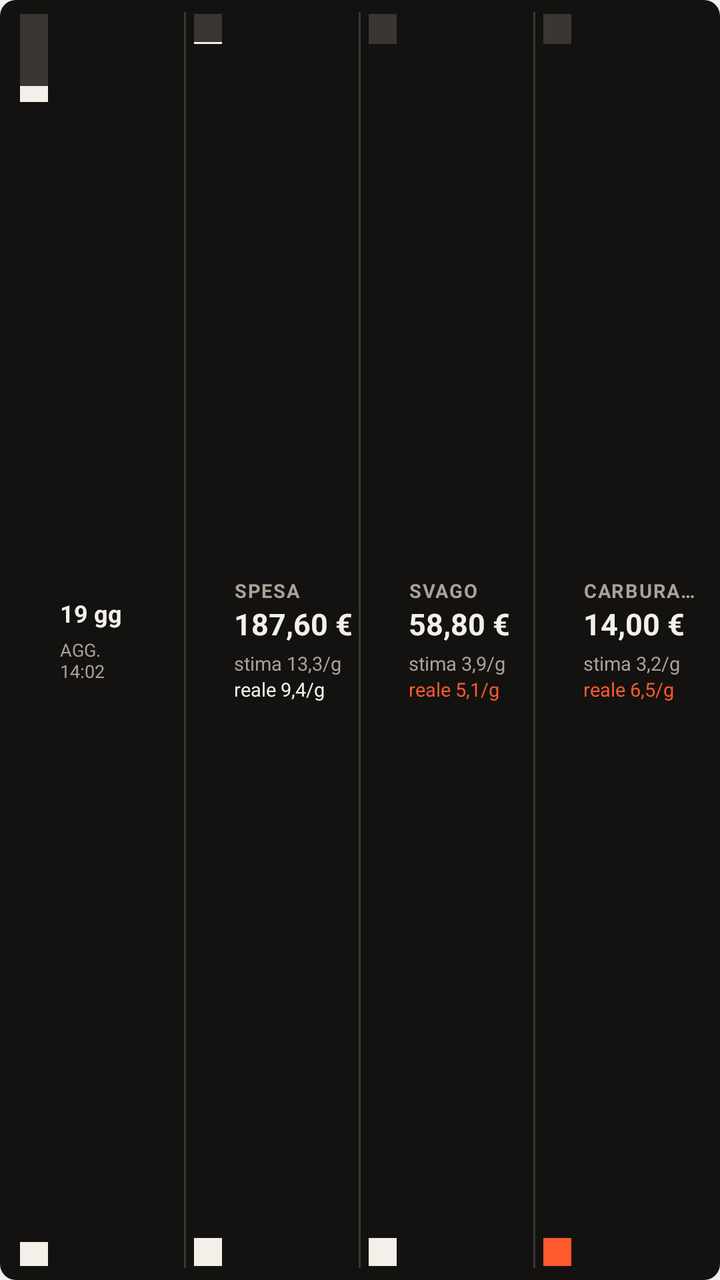
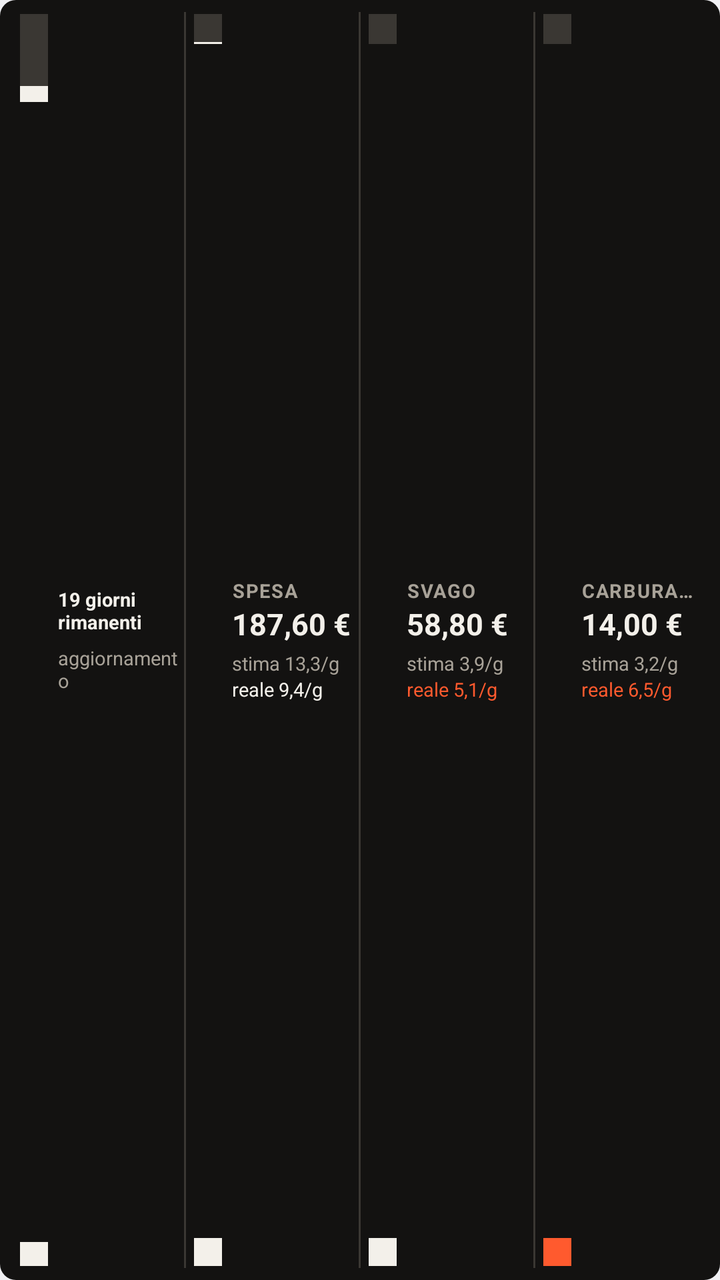

Before-and-after screenshots of an Android layout around one commit, followed by the original layout XML and the change that was made.
<!-- AndroidManifest.xml: application theme AppTheme -->
<!-- res/layout/widget_mybank_preview.xml -->
<?xml version="1.0" encoding="utf-8"?>
<LinearLayout xmlns:android="http://schemas.android.com/apk/res/android"
    android:layout_width="match_parent"
    android:layout_height="match_parent"
    android:orientation="horizontal"
    android:gravity="center_vertical"
    android:paddingLeft="6dp"
    android:paddingRight="6dp"
    android:background="@drawable/widget_bg">
    <LinearLayout
        android:id="@+id/widget_month_cell"
        android:layout_width="0dp"
        android:layout_height="match_parent"
        android:layout_weight="1"
        android:orientation="horizontal"
        android:gravity="center_vertical"
        android:paddingLeft="4dp"
        android:paddingRight="3dp">
        <ImageView
            android:layout_width="14.06dp"
            android:layout_height="match_parent"
            android:layout_marginTop="7dp"
            android:layout_marginBottom="7dp"
            android:layout_marginRight="6dp"
            android:src="@drawable/preview_bar"
            android:scaleType="fitXY" />
        <LinearLayout
            android:layout_width="wrap_content"
            android:layout_height="wrap_content"
            android:orientation="vertical"
            android:gravity="center_vertical">
            <TextView
                android:layout_width="wrap_content"
                android:layout_height="wrap_content"
                android:text="19 gg"
                android:textColor="#F3F0EA"
                android:textSize="12sp"
                android:fontFamily="sans-serif"
                android:textStyle="bold"
                android:singleLine="true" />
            <TextView
                android:layout_width="wrap_content"
                android:layout_height="wrap_content"
                android:text="AGG.\n14:02"
                android:textColor="#A8A298"
                android:textSize="9sp"
                android:fontFamily="sans-serif"
                android:layout_marginTop="4dp"
                android:maxLines="2" />
        </LinearLayout>
    </LinearLayout>
    <LinearLayout
        android:layout_width="1dp"
        android:layout_height="match_parent"
        android:layout_marginTop="6dp"
        android:layout_marginBottom="6dp"
        android:background="#3A3733" />
    <LinearLayout
        android:id="@+id/widget_spesa_cell"
        android:layout_width="0dp"
        android:layout_height="match_parent"
        android:layout_weight="1"
        android:orientation="horizontal"
        android:gravity="center_vertical"
        android:paddingLeft="4dp"
        android:paddingRight="3dp">
        <ImageView
            android:layout_width="14.06dp"
            android:layout_height="match_parent"
            android:layout_marginTop="7dp"
            android:layout_marginBottom="7dp"
            android:layout_marginRight="6dp"
            android:src="@drawable/preview_cell_a"
            android:scaleType="fitXY" />
        <LinearLayout
            android:layout_width="wrap_content"
            android:layout_height="wrap_content"
            android:orientation="vertical"
            android:gravity="center_vertical">
            <TextView
                android:id="@+id/widget_spesa_label"
                android:layout_width="wrap_content"
                android:layout_height="wrap_content"
                android:text="SPESA"
                android:textColor="#A8A298"
                android:textSize="9.5sp"
                android:fontFamily="sans-serif"
                android:textStyle="bold"
                android:letterSpacing="0.06"
                android:singleLine="true" />
            <TextView
                android:layout_width="wrap_content"
                android:layout_height="wrap_content"
                android:text="187,60 €"
                android:textColor="#F3F0EA"
                android:textSize="15sp"
                android:fontFamily="sans-serif"
                android:textStyle="bold"
                android:singleLine="true" />
            <TextView
                android:layout_width="wrap_content"
                android:layout_height="wrap_content"
                android:text="stima 13,3/g"
                android:textColor="#A8A298"
                android:textSize="9.5sp"
                android:fontFamily="sans-serif"
                android:layout_marginTop="3dp"
                android:singleLine="true" />
            <TextView
                android:layout_width="wrap_content"
                android:layout_height="wrap_content"
                android:text="reale 9,4/g"
                android:textColor="#F3F0EA"
                android:textSize="9.5sp"
                android:fontFamily="sans-serif"
                android:singleLine="true" />
        </LinearLayout>
    </LinearLayout>
    <LinearLayout
        android:layout_width="1dp"
        android:layout_height="match_parent"
        android:layout_marginTop="6dp"
        android:layout_marginBottom="6dp"
        android:background="#3A3733" />
    <LinearLayout
        android:id="@+id/widget_svago_cell"
        android:layout_width="0dp"
        android:layout_height="match_parent"
        android:layout_weight="1"
        android:orientation="horizontal"
        android:gravity="center_vertical"
        android:paddingLeft="4dp"
        android:paddingRight="3dp">
        <ImageView
            android:layout_width="14.06dp"
            android:layout_height="match_parent"
            android:layout_marginTop="7dp"
            android:layout_marginBottom="7dp"
            android:layout_marginRight="6dp"
            android:src="@drawable/preview_cell_b"
            android:scaleType="fitXY" />
        <LinearLayout
            android:layout_width="wrap_content"
            android:layout_height="wrap_content"
            android:orientation="vertical"
            android:gravity="center_vertical">
            <TextView
                android:id="@+id/widget_svago_label"
                android:layout_width="wrap_content"
                android:layout_height="wrap_content"
                android:text="SVAGO"
                android:textColor="#A8A298"
                android:textSize="9.5sp"
                android:fontFamily="sans-serif"
                android:textStyle="bold"
                android:letterSpacing="0.06"
                android:singleLine="true" />
            <TextView
                android:layout_width="wrap_content"
                android:layout_height="wrap_content"
                android:text="58,80 €"
                android:textColor="#F3F0EA"
                android:textSize="15sp"
                android:fontFamily="sans-serif"
                android:textStyle="bold"
                android:singleLine="true" />
            <TextView
                android:layout_width="wrap_content"
                android:layout_height="wrap_content"
                android:text="stima 3,9/g"
                android:textColor="#A8A298"
                android:textSize="9.5sp"
                android:fontFamily="sans-serif"
                android:layout_marginTop="3dp"
                android:singleLine="true" />
            <TextView
                android:layout_width="wrap_content"
                android:layout_height="wrap_content"
                android:text="reale 5,1/g"
                android:textColor="#FF5A2E"
                android:textSize="9.5sp"
                android:fontFamily="sans-serif"
                android:singleLine="true" />
        </LinearLayout>
    </LinearLayout>
    <LinearLayout
        android:layout_width="1dp"
        android:layout_height="match_parent"
        android:layout_marginTop="6dp"
        android:layout_marginBottom="6dp"
        android:background="#3A3733" />
    <LinearLayout
        android:id="@+id/widget_carburante_cell"
        android:layout_width="0dp"
        android:layout_height="match_parent"
        android:layout_weight="1"
        android:orientation="horizontal"
        android:gravity="center_vertical"
        android:paddingLeft="4dp"
        android:paddingRight="3dp">
        <ImageView
            android:layout_width="14.06dp"
            android:layout_height="match_parent"
            android:layout_marginTop="7dp"
            android:layout_marginBottom="7dp"
            android:layout_marginRight="6dp"
            android:src="@drawable/preview_cell_c"
            android:scaleType="fitXY" />
        <LinearLayout
            android:layout_width="wrap_content"
            android:layout_height="wrap_content"
            android:orientation="vertical"
            android:gravity="center_vertical">
            <TextView
                android:id="@+id/widget_carburante_label"
                android:layout_width="wrap_content"
                android:layout_height="wrap_content"
                android:text="CARBURANTE"
                android:textColor="#A8A298"
                android:textSize="9.5sp"
                android:fontFamily="sans-serif"
                android:textStyle="bold"
                android:letterSpacing="0.06"
                android:singleLine="true" />
            <TextView
                android:layout_width="wrap_content"
                android:layout_height="wrap_content"
                android:text="14,00 €"
                android:textColor="#F3F0EA"
                android:textSize="15sp"
                android:fontFamily="sans-serif"
                android:textStyle="bold"
                android:singleLine="true" />
            <TextView
                android:layout_width="wrap_content"
                android:layout_height="wrap_content"
                android:text="stima 3,2/g"
                android:textColor="#A8A298"
                android:textSize="9.5sp"
                android:fontFamily="sans-serif"
                android:layout_marginTop="3dp"
                android:singleLine="true" />
            <TextView
                android:layout_width="wrap_content"
                android:layout_height="wrap_content"
                android:text="reale 6,5/g"
                android:textColor="#FF5A2E"
                android:textSize="9.5sp"
                android:fontFamily="sans-serif"
                android:singleLine="true" />
        </LinearLayout>
    </LinearLayout>
</LinearLayout>
<!-- resources referenced by this layout -->
<resources>
  <!-- drawable preview_bar (drawable) -->
  <?xml version="1.0" encoding="utf-8"?>
  <layer-list xmlns:android="http://schemas.android.com/apk/res/android">
      <item><shape android:shape="rectangle"><solid android:color="#3A3733" /></shape></item>
      <item android:top="36dp"><shape android:shape="rectangle"><solid android:color="#F3F0EA" /></shape></item>
      <item android:top="44dp" android:bottom="24dp"><shape android:shape="rectangle"><solid android:color="#131211" /></shape></item>
      <item android:top="56dp" android:bottom="12dp"><shape android:shape="rectangle"><solid android:color="#131211" /></shape></item>
  </layer-list>
  <!-- drawable preview_cell_a (drawable) -->
  <?xml version="1.0" encoding="utf-8"?>
  <layer-list xmlns:android="http://schemas.android.com/apk/res/android">
      <item><shape android:shape="rectangle"><solid android:color="#3A3733" /></shape></item>
      <item android:top="14dp"><shape android:shape="rectangle"><solid android:color="#F3F0EA" /></shape></item>
      <item android:top="15dp" android:bottom="44dp"><shape android:shape="rectangle"><solid android:color="#131211" /></shape></item>
      <item android:top="30dp" android:bottom="29dp"><shape android:shape="rectangle"><solid android:color="#131211" /></shape></item>
      <item android:top="45dp" android:bottom="14dp"><shape android:shape="rectangle"><solid android:color="#131211" /></shape></item>
  </layer-list>
  <!-- drawable preview_cell_b (drawable) -->
  <?xml version="1.0" encoding="utf-8"?>
  <layer-list xmlns:android="http://schemas.android.com/apk/res/android">
      <item><shape android:shape="rectangle"><solid android:color="#3A3733" /></shape></item>
      <item android:top="30dp"><shape android:shape="rectangle"><solid android:color="#F3F0EA" /></shape></item>
      <item android:top="15dp" android:bottom="44dp"><shape android:shape="rectangle"><solid android:color="#131211" /></shape></item>
      <item android:top="30dp" android:bottom="29dp"><shape android:shape="rectangle"><solid android:color="#131211" /></shape></item>
      <item android:top="45dp" android:bottom="14dp"><shape android:shape="rectangle"><solid android:color="#131211" /></shape></item>
  </layer-list>
  <!-- drawable preview_cell_c (drawable) -->
  <?xml version="1.0" encoding="utf-8"?>
  <layer-list xmlns:android="http://schemas.android.com/apk/res/android">
      <item><shape android:shape="rectangle"><solid android:color="#3A3733" /></shape></item>
      <item android:top="46dp"><shape android:shape="rectangle"><solid android:color="#FF5A2E" /></shape></item>
      <item android:top="15dp" android:bottom="44dp"><shape android:shape="rectangle"><solid android:color="#131211" /></shape></item>
      <item android:top="30dp" android:bottom="29dp"><shape android:shape="rectangle"><solid android:color="#131211" /></shape></item>
      <item android:top="45dp" android:bottom="14dp"><shape android:shape="rectangle"><solid android:color="#131211" /></shape></item>
  </layer-list>
  <!-- drawable widget_bg (drawable) -->
  <?xml version="1.0" encoding="utf-8"?>
  <shape xmlns:android="http://schemas.android.com/apk/res/android" android:shape="rectangle">
      <solid android:color="#131211" />
      <corners android:radius="8dp" />
  </shape>
  <style name="AppTheme" parent="@android:style/Theme.DeviceDefault.DayNight">
          <item name="android:windowActionBar">false</item>
          <item name="android:windowNoTitle">true</item>
      </style>
</resources>

<!-- the commit's change to res/layout/widget_mybank_preview.xml (unified diff, before → after) -->
@@ -15,13 +15,13 @@
         android:orientation="horizontal"
         android:gravity="center_vertical"
         android:paddingLeft="4dp"
-        android:paddingRight="3dp">
-        <ImageView
-            android:layout_width="14.06dp"
-            android:layout_height="match_parent"
-            android:layout_marginTop="7dp"
-            android:layout_marginBottom="7dp"
-            android:layout_marginRight="6dp"
+        android:paddingRight="2dp">
+        <ImageView
+            android:layout_width="14.06dp"
+            android:layout_height="match_parent"
+            android:layout_marginTop="7dp"
+            android:layout_marginBottom="7dp"
+            android:layout_marginRight="5dp"
             android:src="@drawable/preview_bar"
             android:scaleType="fitXY" />
         <LinearLayout
@@ -32,20 +32,20 @@
             <TextView
                 android:layout_width="wrap_content"
                 android:layout_height="wrap_content"
-                android:text="19 gg"
-                android:textColor="#F3F0EA"
-                android:textSize="12sp"
-                android:fontFamily="sans-serif"
-                android:textStyle="bold"
-                android:singleLine="true" />
-            <TextView
-                android:layout_width="wrap_content"
-                android:layout_height="wrap_content"
-                android:text="AGG.\n14:02"
-                android:textColor="#A8A298"
-                android:textSize="9sp"
-                android:fontFamily="sans-serif"
-                android:layout_marginTop="4dp"
+                android:text="19 giorni\nrimanenti"
+                android:textColor="#F3F0EA"
+                android:textSize="9.5sp"
+                android:fontFamily="sans-serif"
+                android:textStyle="bold"
+                android:maxLines="2" />
+            <TextView
+                android:layout_width="wrap_content"
+                android:layout_height="wrap_content"
+                android:text="aggiornamento\n22.45"
+                android:textColor="#A8A298"
+                android:textSize="9.5sp"
+                android:fontFamily="sans-serif"
+                android:layout_marginTop="5dp"
                 android:maxLines="2" />
         </LinearLayout>
     </LinearLayout>
@@ -63,13 +63,13 @@
         android:orientation="horizontal"
         android:gravity="center_vertical"
         android:paddingLeft="4dp"
-        android:paddingRight="3dp">
-        <ImageView
-            android:layout_width="14.06dp"
-            android:layout_height="match_parent"
-            android:layout_marginTop="7dp"
-            android:layout_marginBottom="7dp"
-            android:layout_marginRight="6dp"
+        android:paddingRight="2dp">
+        <ImageView
+            android:layout_width="14.06dp"
+            android:layout_height="match_parent"
+            android:layout_marginTop="7dp"
+            android:layout_marginBottom="7dp"
+            android:layout_marginRight="5dp"
             android:src="@drawable/preview_cell_a"
             android:scaleType="fitXY" />
         <LinearLayout
@@ -130,13 +130,13 @@
         android:orientation="horizontal"
         android:gravity="center_vertical"
         android:paddingLeft="4dp"
-        android:paddingRight="3dp">
-        <ImageView
-            android:layout_width="14.06dp"
-            android:layout_height="match_parent"
-            android:layout_marginTop="7dp"
-            android:layout_marginBottom="7dp"
-            android:layout_marginRight="6dp"
+        android:paddingRight="2dp">
+        <ImageView
+            android:layout_width="14.06dp"
+            android:layout_height="match_parent"
+            android:layout_marginTop="7dp"
+            android:layout_marginBottom="7dp"
+            android:layout_marginRight="5dp"
             android:src="@drawable/preview_cell_b"
             android:scaleType="fitXY" />
         <LinearLayout
@@ -197,13 +197,13 @@
         android:orientation="horizontal"
         android:gravity="center_vertical"
         android:paddingLeft="4dp"
-        android:paddingRight="3dp">
-        <ImageView
-            android:layout_width="14.06dp"
-            android:layout_height="match_parent"
-            android:layout_marginTop="7dp"
-            android:layout_marginBottom="7dp"
-            android:layout_marginRight="6dp"
+        android:paddingRight="2dp">
+        <ImageView
+            android:layout_width="14.06dp"
+            android:layout_height="match_parent"
+            android:layout_marginTop="7dp"
+            android:layout_marginBottom="7dp"
+            android:layout_marginRight="5dp"
             android:src="@drawable/preview_cell_c"
             android:scaleType="fitXY" />
         <LinearLayout
